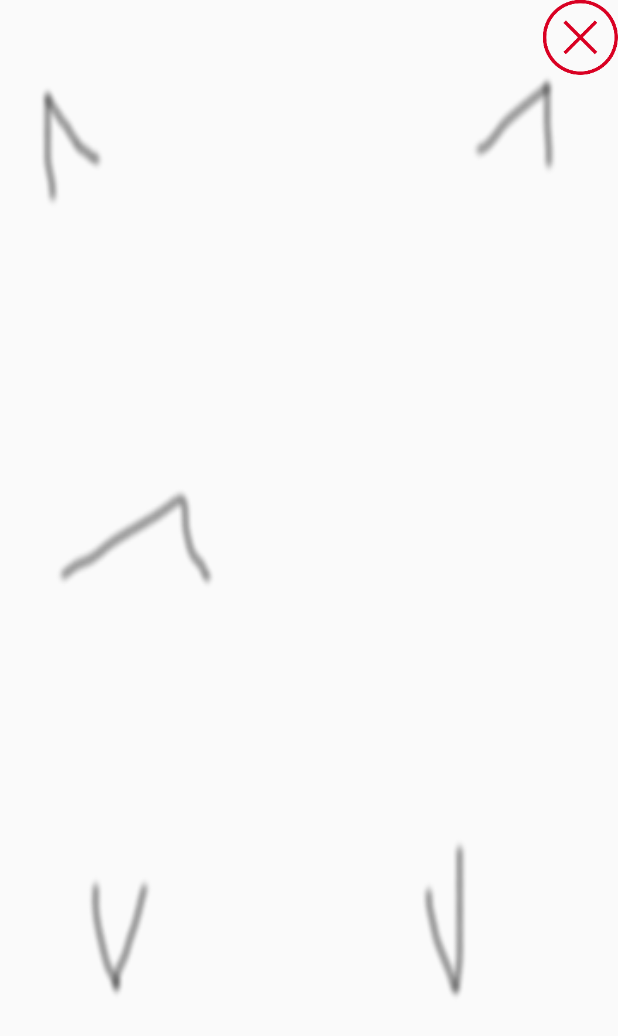
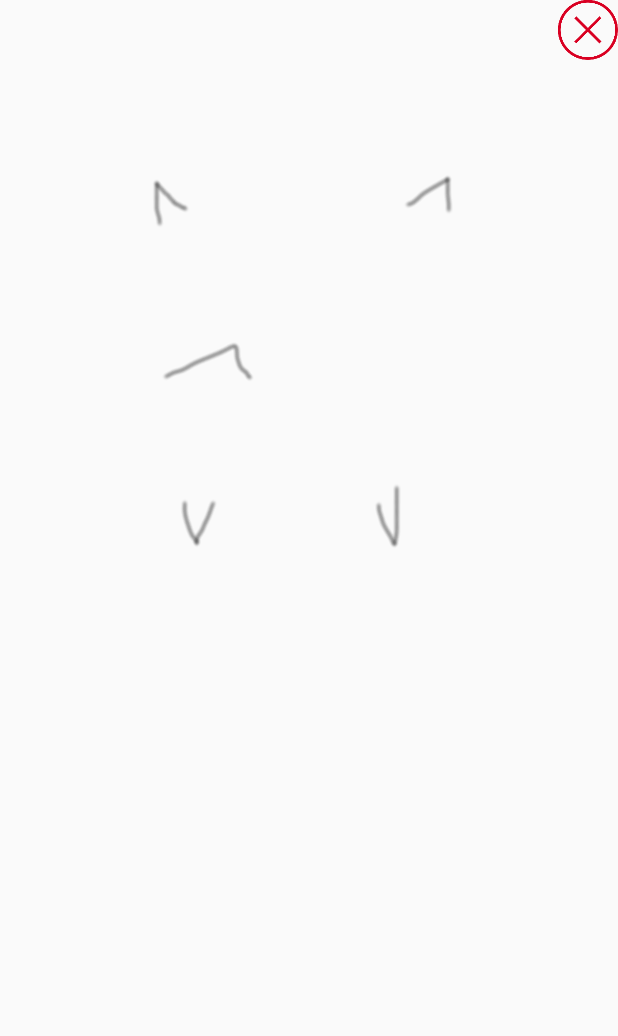
Before and after one commit to andaruad/NutriScan, an Android app: the layout help.xml on its own in the app's theme, with its tools: preview values and no code run, on a phone screen of 412 x 824 dp. Shown: the top 1036 px of the screen. Run offline under Robolectric (Android 15) with nearby library versions, the phone set to English and light mode, and no system bars.

Commit message:
Added function to exit and function after scanning @Main; Added image button @help; added java @Manifest

```diff
--- a/app/src/main/AndroidManifest.xml
+++ b/app/src/main/AndroidManifest.xml
@@ -25,6 +25,7 @@
         <activity android:name=".DietTypes" android:configChanges="keyboardHidden|orientation"/>
         <activity android:name=".AddProduct" android:configChanges="keyboardHidden|orientation"/>
         <activity android:name=".About" android:configChanges="keyboardHidden|orientation"/>
+        <activity android:name=".CompareMain" android:configChanges="keyboardHidden|orientation"/>
     </application>
 
 </manifest>
--- a/app/src/main/res/layout/content_main.xml
+++ b/app/src/main/res/layout/content_main.xml
@@ -64,7 +64,7 @@
             android:background="@null"/>
 
         <TextView
-            android:layout_width="130dp"
+            android:layout_width="236dp"
             android:layout_height="50dp"
             android:text="Scan to see barcode"
             android:layout_gravity="top|center"
--- a/app/src/main/res/layout/help.xml
+++ b/app/src/main/res/layout/help.xml
@@ -2,14 +2,27 @@
 <LinearLayout xmlns:android="http://schemas.android.com/apk/res/android"
     android:orientation="vertical" android:layout_width="match_parent"
     android:layout_height="match_parent"
-    android:background="@drawable/ic_help"
-    android:id="@+id/helproot">
+
+    android:id="@+id/helproot"
+    android:weightSum="1">
 
     <ImageButton
-        android:layout_width="50dp"
-        android:layout_height="50dp"
+        android:layout_width="40dp"
+        android:layout_height="40dp"
         android:id="@+id/imageButton"
         android:layout_gravity="right"
         android:background="@drawable/ic_exit"
         />
+
+    <ImageButton
+        android:layout_marginTop="-40dp"
+        android:layout_width="360dp"
+        android:layout_height="500dp"
+        android:id="@+id/imageButton2"
+        android:src="@drawable/ic_help"
+        android:background="@null"
+        android:layout_gravity="center"
+        android:layout_weight="0.08" />
+
+
 </LinearLayout>
--- a/app/src/main/res/layout/result_main.xml
+++ b/app/src/main/res/layout/result_main.xml
@@ -21,10 +21,10 @@
         android:textAppearance="?android:attr/textAppearanceSmall"
         android:text="Text"
         android:id="@+id/textView2"
+        android:layout_marginTop="23dp"
         android:layout_below="@+id/textView26"
         android:layout_alignParentLeft="true"
-        android:layout_alignParentStart="true"
-        android:layout_marginTop="26dp" />
+        android:layout_alignParentStart="true" />
 
     <TextView
         android:layout_width="wrap_content"
```
Also changed, not shown: app/src/main/java/com/fyp/andaruad/nutriscan/MainActivity.java (+6 -4 lines).
